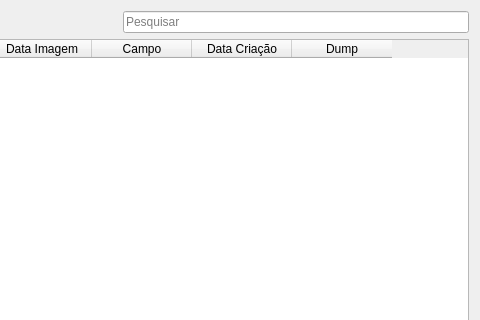
The window that uis/mPhotos.ui (dsgoficial/SAP_Gerente) describes before a commit, drawn with Qt 5; both pictures show x 320 to 800 and y 0 to 320 of the 800 by 600 pixel window.
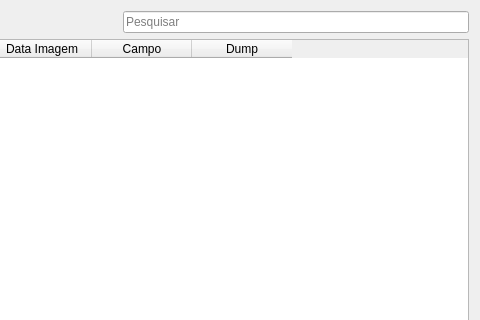
The same window after the commit.

What changed in the file:
```diff
--- a/uis/mPhotos.ui
+++ b/uis/mPhotos.ui
@@ -72,11 +72,6 @@
        <string>Campo</string>
       </property>
      </column>
-     <column>
-      <property name="text">
-       <string>Data Criação</string>
-      </property>
-     </column>
      <column>
       <property name="text">
        <string>Dump</string>
```
